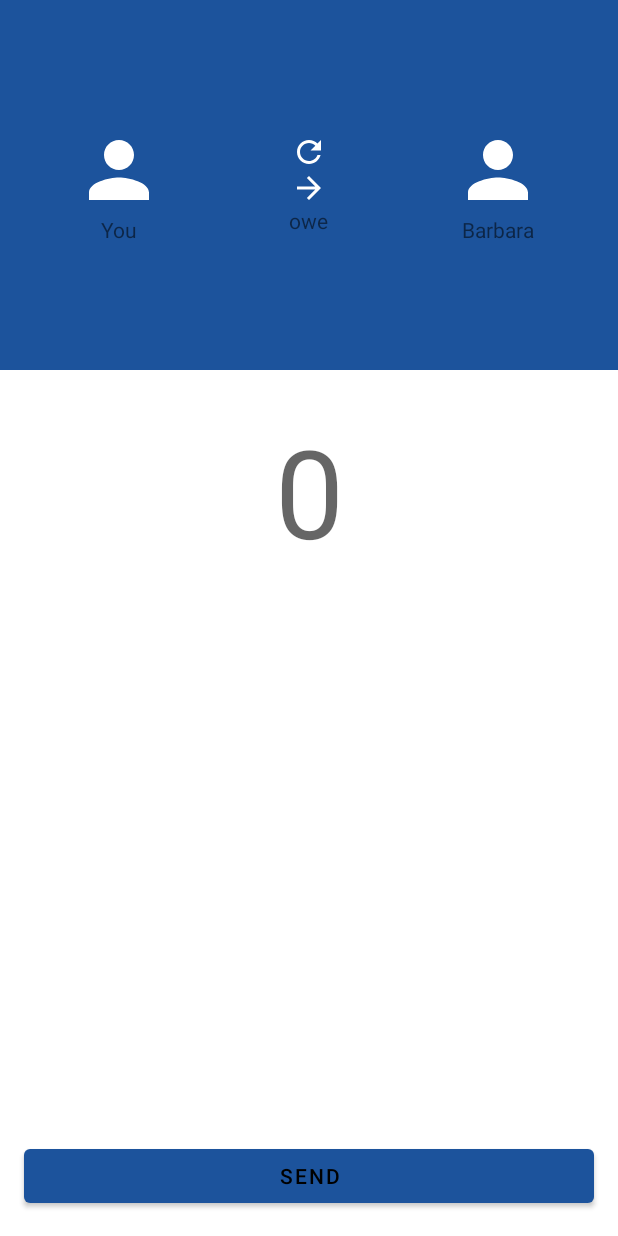
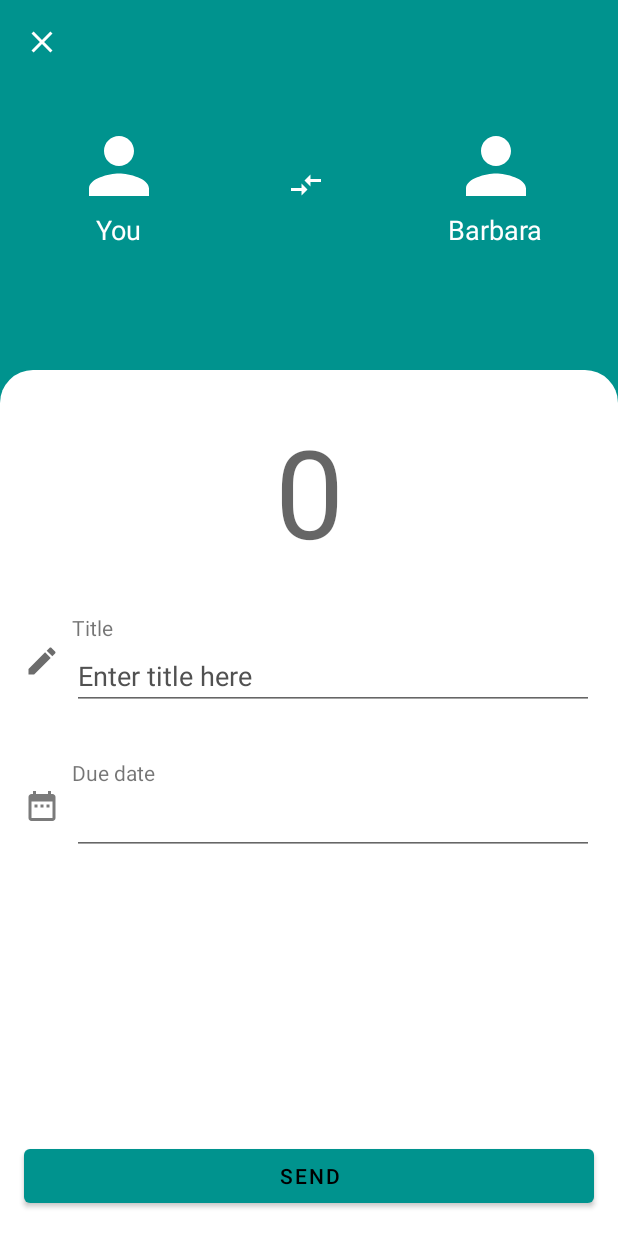
Before and after one commit to henrypra/owey-android, an Android app: the screen it shows after launch (DetailActivity), after a tap on an icon or button, on a phone screen of 412 x 824 dp. Run offline under Robolectric (Android 15) with nearby library versions, the phone set to English and light mode, and no system bars; our stand-ins replace CircleImageView, Room's generated code, Timber.

Commit message:
Implement creation fragment and apply architecture

```diff
--- a/app/src/main/java/com/henrypra/owey/BaseActivity.kt
+++ b/app/src/main/java/com/henrypra/owey/BaseActivity.kt
@@ -6,11 +6,13 @@ import android.view.View
 import androidx.appcompat.app.AppCompatActivity
 import com.henrypra.owey.architecture.ToolbarParams
 import kotlinx.android.synthetic.main.default_toolbar.*
+import timber.log.Timber
 
 abstract class BaseActivity : AppCompatActivity() {
 
     override fun onCreate(savedInstanceState: Bundle?) {
         super.onCreate(savedInstanceState)
+        Timber.plant(Timber.DebugTree())
     }
 
     override fun onDestroy() {
--- a/app/src/main/java/com/henrypra/owey/feature/activities/DetailActivity.kt
+++ b/app/src/main/java/com/henrypra/owey/feature/activities/DetailActivity.kt
@@ -13,6 +13,7 @@ import com.henrypra.owey.utility.FragmentNavigation
 
 class DetailActivity : BaseActivity(),
         CreationActionListener {
+
     var appDatabase: AppDatabase? = null
 
     private val fragmentNavigation: FragmentNavigation by lazy { FragmentNavigation(R.id.detail_fragment_container, this) }
@@ -35,6 +36,10 @@ class DetailActivity : BaseActivity(),
         fragmentNavigation.replaceFragment(creationFragment)
     }
 
+    override fun goToMainActivity() {
+        finish()
+    }
+
     companion object {
         private val DATABASE_NAME = "owey.db"
     }
--- a/app/src/main/java/com/henrypra/owey/feature/creation/CreationActionListener.kt
+++ b/app/src/main/java/com/henrypra/owey/feature/creation/CreationActionListener.kt
@@ -1,3 +1,6 @@
 package com.henrypra.owey.feature.creation
 
-interface CreationActionListener
+interface CreationActionListener{
+
+    fun goToMainActivity()
+}
--- a/app/src/main/java/com/henrypra/owey/feature/creation/CreationFragment.kt
+++ b/app/src/main/java/com/henrypra/owey/feature/creation/CreationFragment.kt
@@ -6,6 +6,8 @@ import android.view.View
 import android.view.ViewGroup
 import com.henrypra.owey.R
 import com.henrypra.owey.architecture.BaseContractFragment
+import com.henrypra.owey.feature.activities.DetailActivity
+import com.henrypra.owey.feature.activities.MainActivity
 import kotlinx.android.synthetic.main.fragment_creation.*
 
 class CreationFragment : BaseContractFragment<CreationContract.Presenter>(), CreationContract.View, View.OnClickListener {
@@ -21,6 +23,7 @@ class CreationFragment : BaseContractFragment<CreationContract.Presenter>(), Cre
 
     private fun initOnCLickListeners() {
         btn_create_debt?.setOnClickListener(this)
+        btn_close?.setOnClickListener(this)
     }
 
     override fun onClick(v: View?) {
@@ -31,7 +34,7 @@ class CreationFragment : BaseContractFragment<CreationContract.Presenter>(), Cre
                     presenter?.createDebt(amount)
                 }
             }
+            R.id.btn_close -> activity?.finish()
         }
     }
-
 }
--- a/app/src/main/java/com/henrypra/owey/feature/creation/CreationPresenter.kt
+++ b/app/src/main/java/com/henrypra/owey/feature/creation/CreationPresenter.kt
@@ -13,5 +13,6 @@ class CreationPresenter(val activity: BaseActivity,
 
     override fun createDebt(amount: Double) {
         appDatabase?.let { RoomWrapper.saveDebt(it, Debt(0, title = "Mittagessen", date = "7.7.2019", desc = "Du schuldest Geld", amount = amount)) }
+        actionListener.goToMainActivity()
     }
 }
--- /dev/null
+++ b/app/src/main/res/drawable/black_cursor.xml
@@ -0,0 +1,5 @@
+<?xml version="1.0" encoding="utf-8"?>
+<shape xmlns:android="http://schemas.android.com/apk/res/android" android:shape="rectangle" >
+    <size android:width="1.5dp" />
+    <solid android:color="@color/dark_cursor"/>
+</shape>
--- /dev/null
+++ b/app/src/main/res/drawable/detail_layout_bg.xml
@@ -0,0 +1,9 @@
+<?xml version="1.0" encoding="UTF-8"?>
+<shape xmlns:android="http://schemas.android.com/apk/res/android">
+    <solid android:color="@color/white" />
+    <corners
+        android:bottomLeftRadius="0dp"
+        android:bottomRightRadius="0dp"
+        android:topLeftRadius="22dp"
+        android:topRightRadius="22dp" />
+</shape>
--- /dev/null
+++ b/app/src/main/res/drawable/ic_close.xml
@@ -0,0 +1,5 @@
+<vector android:height="24dp" android:tint="#FFFFFF"
+    android:viewportHeight="24.0" android:viewportWidth="24.0"
+    android:width="24dp" xmlns:android="http://schemas.android.com/apk/res/android">
+    <path android:fillColor="#FF000000" android:pathData="M19,6.41L17.59,5 12,10.59 6.41,5 5,6.41 10.59,12 5,17.59 6.41,19 12,13.41 17.59,19 19,17.59 13.41,12z"/>
+</vector>
--- /dev/null
+++ b/app/src/main/res/drawable/ic_compare_arrows.xml
@@ -0,0 +1,5 @@
+<vector android:height="24dp" android:tint="#FFFFFF"
+    android:viewportHeight="24.0" android:viewportWidth="24.0"
+    android:width="24dp" xmlns:android="http://schemas.android.com/apk/res/android">
+    <path android:fillColor="#FF000000" android:pathData="M9.01,14L2,14v2h7.01v3L13,15l-3.99,-4v3zM14.99,13v-3L22,10L22,8h-7.01L14.99,5L11,9l3.99,4z"/>
+</vector>
--- /dev/null
+++ b/app/src/main/res/drawable/ic_due_date.xml
@@ -0,0 +1,5 @@
+<vector android:height="24dp" android:tint="#7B7B7B"
+    android:viewportHeight="24.0" android:viewportWidth="24.0"
+    android:width="24dp" xmlns:android="http://schemas.android.com/apk/res/android">
+    <path android:fillColor="#FF000000" android:pathData="M9,11L7,11v2h2v-2zM13,11h-2v2h2v-2zM17,11h-2v2h2v-2zM19,4h-1L18,2h-2v2L8,4L8,2L6,2v2L5,4c-1.11,0 -1.99,0.9 -1.99,2L3,20c0,1.1 0.89,2 2,2h14c1.1,0 2,-0.9 2,-2L21,6c0,-1.1 -0.9,-2 -2,-2zM19,20L5,20L5,9h14v11z"/>
+</vector>
--- /dev/null
+++ b/app/src/main/res/drawable/ic_edit.xml
@@ -0,0 +1,5 @@
+<vector android:height="24dp" android:tint="#6C6C6C"
+    android:viewportHeight="24.0" android:viewportWidth="24.0"
+    android:width="24dp" xmlns:android="http://schemas.android.com/apk/res/android">
+    <path android:fillColor="#FF000000" android:pathData="M3,17.25V21h3.75L17.81,9.94l-3.75,-3.75L3,17.25zM20.71,7.04c0.39,-0.39 0.39,-1.02 0,-1.41l-2.34,-2.34c-0.39,-0.39 -1.02,-0.39 -1.41,0l-1.83,1.83 3.75,3.75 1.83,-1.83z"/>
+</vector>
--- /dev/null
+++ b/app/src/main/res/drawable/ic_euro.xml
@@ -0,0 +1,5 @@
+<vector android:height="24dp" android:tint="#6C6C6C"
+    android:viewportHeight="24.0" android:viewportWidth="24.0"
+    android:width="24dp" xmlns:android="http://schemas.android.com/apk/res/android">
+    <path android:fillColor="#FF000000" android:pathData="M15,18.5c-2.51,0 -4.68,-1.42 -5.76,-3.5H15v-2H8.58c-0.05,-0.33 -0.08,-0.66 -0.08,-1s0.03,-0.67 0.08,-1H15V9H9.24C10.32,6.92 12.5,5.5 15,5.5c1.61,0 3.09,0.59 4.23,1.57L21,5.3C19.41,3.87 17.3,3 15,3c-3.92,0 -7.24,2.51 -8.48,6H3v2h3.06c-0.04,0.33 -0.06,0.66 -0.06,1 0,0.34 0.02,0.67 0.06,1H3v2h3.52c1.24,3.49 4.56,6 8.48,6 2.31,0 4.41,-0.87 6,-2.3l-1.78,-1.77c-1.13,0.98 -2.6,1.57 -4.22,1.57z"/>
+</vector>
--- a/app/src/main/res/layout/activity_main.xml
+++ b/app/src/main/res/layout/activity_main.xml
@@ -6,10 +6,6 @@
     android:background="@color/white"
     android:fitsSystemWindows="true">
 
-    <FrameLayout
-        android:id="@+id/main_fragment_container"
-        android:layout_width="match_parent"
-        android:layout_height="wrap_content" />
 
     <com.google.android.material.appbar.AppBarLayout
         android:id="@+id/appbar"
@@ -53,7 +49,7 @@
             android:id="@+id/tabs"
             android:layout_width="match_parent"
             android:layout_height="wrap_content"
-            android:background="@color/blue"
+            android:background="@color/main"
             app:tabGravity="fill"
             app:tabIndicatorColor="@color/white"
             app:tabMaxWidth="0dp"
@@ -64,6 +60,7 @@
                 android:layout_width="wrap_content"
                 android:layout_height="wrap_content"
                 android:icon="@drawable/ic_home" />
+
 
             <com.google.android.material.tabs.TabItem
                 android:id="@+id/tab_debt"
@@ -93,6 +90,11 @@
         android:orientation="vertical"
         app:layout_behavior="@string/appbar_scrolling_view_behavior">
 
+        <FrameLayout
+            android:id="@+id/main_fragment_container"
+            android:layout_width="match_parent"
+            android:layout_height="wrap_content" />
+
         <androidx.viewpager.widget.ViewPager
             android:id="@+id/container"
             android:layout_width="match_parent"
@@ -107,7 +109,7 @@
         android:layout_height="wrap_content"
         android:layout_gravity="right|bottom"
         android:layout_margin="@dimen/default_padding"
-        android:backgroundTint="@color/blue"
+        android:backgroundTint="@color/main"
         app:srcCompat="@drawable/ic_fab" />
 
 </androidx.coordinatorlayout.widget.CoordinatorLayout>
--- a/app/src/main/res/layout/default_toolbar.xml
+++ b/app/src/main/res/layout/default_toolbar.xml
@@ -4,8 +4,8 @@
     android:id="@+id/default_toolbar"
     android:layout_width="match_parent"
     android:layout_height="wrap_content"
-    android:background="@color/colorPrimary"
-    app:subtitleTextColor="@color/colorAccent"
-    app:titleTextColor="@color/colorAccent">
+    android:background="@color/color_primary"
+    app:subtitleTextColor="@color/color_accent"
+    app:titleTextColor="@color/color_accent">
 
 </androidx.appcompat.widget.Toolbar>
--- a/app/src/main/res/layout/fragment_creation.xml
+++ b/app/src/main/res/layout/fragment_creation.xml
@@ -1,8 +1,19 @@
 <?xml version="1.0" encoding="utf-8"?>
-<LinearLayout xmlns:android="http://schemas.android.com/apk/res/android"
+<RelativeLayout xmlns:android="http://schemas.android.com/apk/res/android"
     android:layout_width="match_parent"
     android:layout_height="match_parent"
-    android:background="@color/blue"
+    android:background="@color/main">
+
+    <ImageButton
+        android:id="@+id/btn_close"
+        android:layout_width="wrap_content"
+        android:layout_height="wrap_content"
+        android:layout_margin="@dimen/default_padding"
+        android:background="@drawable/ic_close" />
+
+    <LinearLayout
+        android:layout_width="match_parent"
+        android:layout_height="match_parent"
         android:orientation="vertical">
 
         <LinearLayout
@@ -27,6 +38,7 @@
                     android:src="@drawable/ic_person" />
 
                 <TextView
+                    style="@style/DetailPersonsStyle"
                     android:layout_width="wrap_content"
                     android:layout_height="wrap_content"
                     android:layout_gravity="center_horizontal"
@@ -45,19 +57,8 @@
                     android:layout_width="wrap_content"
                     android:layout_height="wrap_content"
                     android:layout_gravity="center_horizontal"
-                android:src="@drawable/ic_refresh" />
+                    android:src="@drawable/ic_compare_arrows" />
 
-            <ImageView
-                android:layout_width="wrap_content"
-                android:layout_height="wrap_content"
-                android:layout_gravity="center_horizontal"
-                android:src="@drawable/ic_arrow_right" />
-
-            <TextView
-                android:layout_width="wrap_content"
-                android:layout_height="wrap_content"
-                android:layout_gravity="center"
-                android:text="owe" />
             </LinearLayout>
 
             <LinearLayout
@@ -76,6 +77,7 @@
                     android:src="@drawable/ic_person" />
 
                 <TextView
+                    style="@style/DetailPersonsStyle"
                     android:layout_width="wrap_content"
                     android:layout_height="wrap_content"
                     android:layout_gravity="center_horizontal"
@@ -89,7 +91,7 @@
             android:layout_width="match_parent"
             android:layout_height="0dp"
             android:layout_weight="7"
-        android:background="@color/white"
+            android:background="@drawable/detail_layout_bg"
             android:orientation="vertical">
 
             <EditText
@@ -102,6 +104,82 @@
                 android:hint="0"
                 android:inputType="numberDecimal"
                 android:maxLength="7" />
+
+            <LinearLayout
+                android:layout_width="match_parent"
+                android:layout_height="wrap_content"
+                android:layout_margin="@dimen/default_padding"
+                android:orientation="horizontal">
+
+                <ImageView
+                    android:layout_width="wrap_content"
+                    android:layout_height="wrap_content"
+                    android:layout_gravity="center_vertical"
+                    android:src="@drawable/ic_edit" />
+
+                <LinearLayout
+                    android:layout_width="match_parent"
+                    android:layout_height="wrap_content"
+                    android:layout_marginStart="@dimen/half_padding"
+                    android:orientation="vertical">
+
+                    <TextView
+                        android:layout_width="match_parent"
+                        android:layout_height="wrap_content"
+                        android:text="Title" />
+
+                    <EditText
+                        android:id="@+id/edt_title"
+                        android:layout_width="match_parent"
+                        android:layout_height="wrap_content"
+                        android:hint="Enter title here"
+                        android:inputType="textEmailAddress"
+                        android:singleLine="true"
+                        android:textColor="@color/gray_darker"
+                        android:textColorHint="@color/gray_dark"
+                        android:textCursorDrawable="@drawable/black_cursor" />
+                </LinearLayout>
+
+
+            </LinearLayout>
+
+
+            <LinearLayout
+                android:layout_width="match_parent"
+                android:layout_height="wrap_content"
+                android:layout_margin="@dimen/default_padding"
+                android:orientation="horizontal">
+
+                <ImageView
+                    android:layout_width="wrap_content"
+                    android:layout_height="wrap_content"
+                    android:layout_gravity="center_vertical"
+                    android:src="@drawable/ic_due_date" />
+
+                <LinearLayout
+                    android:layout_width="match_parent"
+                    android:layout_height="wrap_content"
+                    android:layout_marginStart="@dimen/half_padding"
+                    android:orientation="vertical">
+
+                    <TextView
+                        android:layout_width="match_parent"
+                        android:layout_height="wrap_content"
+                        android:text="Due date" />
+
+                    <EditText
+                        android:id="@+id/edt_due_date"
+                        android:layout_width="match_parent"
+                        android:layout_height="match_parent"
+                        android:inputType="textEmailAddress"
+                        android:singleLine="true"
+                        android:textColor="@color/gray_darker"
+                        android:textColorHint="@color/gray_dark"
+                        android:textCursorDrawable="@drawable/black_cursor" />
+                </LinearLayout>
+
+
+            </LinearLayout>
 
             <View
                 android:layout_width="match_parent"
@@ -118,4 +196,8 @@
 
         </LinearLayout>
 
+
     </LinearLayout>
+
+
+</RelativeLayout>
--- a/app/src/main/res/layout/item_debt.xml
+++ b/app/src/main/res/layout/item_debt.xml
@@ -12,7 +12,7 @@
         android:layout_width="match_parent"
         android:layout_height="match_parent"
         android:background="@drawable/rectangle_border"
-        android:backgroundTint="@color/colorPrimary" />
+        android:backgroundTint="@color/color_primary" />
 
     <LinearLayout
         android:layout_width="match_parent"
--- a/app/src/main/res/values/colors.xml
+++ b/app/src/main/res/values/colors.xml
@@ -1,14 +1,22 @@
 <?xml version="1.0" encoding="utf-8"?>
 <resources>
-    <color name="colorPrimary">#1C539C</color>
-    <color name="colorPrimaryDark">#12377E</color>
-    <color name="colorAccent">#1C539C</color>
-
+    <color name="color_primary">#00938e</color>
+    <color name="color_primary_dark">#389c91</color>
+    <color name="color_accent">#bfbfbf</color>
 
     <color name="blue">#1C539C</color>
-
+    <color name="main">#00938e</color>
     <color name="main_menu_card_bg">#F8F9FA</color>
 
+    <!-- grayscale -->
+    <color name="white">#FFFFFF</color>
+    <color name="light_gray">#bfbfbf</color>
+    <color name="gray">#666666</color>
+    <color name="gray_dark">#515151</color>
+    <color name="gray_darker">#323232</color>
     <color name="black">#000000</color>
-    <color name="white">#FFFFFF</color>
+    <color name="black_87">#DE000000</color>
+
+    <color name="dark_cursor">#222222</color>
+
 </resources>
--- a/app/src/main/res/values/styles.xml
+++ b/app/src/main/res/values/styles.xml
@@ -1,8 +1,8 @@
 <resources>
 
     <style name="AppTheme" parent="Theme.MaterialComponents.Light.NoActionBar">
-        <item name="colorPrimary">@color/colorPrimary</item>
-        <item name="colorPrimaryDark">@color/colorPrimaryDark</item>
+        <item name="colorPrimary">@color/color_primary</item>
+        <item name="colorPrimaryDark">@color/color_primary_dark</item>
         <item name="colorAccent">@color/white</item>
     </style>
 
@@ -32,6 +32,12 @@
         <item name="android:textSize">@dimen/textsize_currency</item>
     </style>
 
+
+    <style name="DetailPersonsStyle" parent="TextStyle">
+        <item name="android:textColor">@color/white</item>
+        <item name="android:textSize">@dimen/textsize_large</item>
+    </style>
+
     <style name="ButtonStyle" parent="Widget.MaterialComponents.Button">
         <item name="android:textSize">@dimen/textsize_medium_large</item>
         <item name="android:textColor">@android:color/white</item>
@@ -39,4 +45,23 @@
         <item name="android:letterSpacing">0.125</item>
     </style>
 
+    <!--Settings-->
+    <style name="SettingsBasicStyle" >
+        <item name="android:textColor">@color/black_87</item>
+        <item name="android:letterSpacing">0.15</item>
+        <item name="android:textAllCaps">true</item>
+        <item name="android:textSize">@dimen/textsize_small</item>
+    </style>
+
+    <style name="SettingsOptionItemStyle" >
+        <item name="android:textSize">@dimen/textsize_medium_large</item>
+        <item name="android:textColor">@color/black_87</item>
+    </style>
+
+    <style name="SettingsPopUpTitleStyle" >
+        <item name="android:textSize">@dimen/textsize_xlarge</item>
+        <item name="android:textColor">@color/black</item>
+    </style>
+
+
 </resources>
```
Lines whose indentation alone changed are shown as unchanged.
